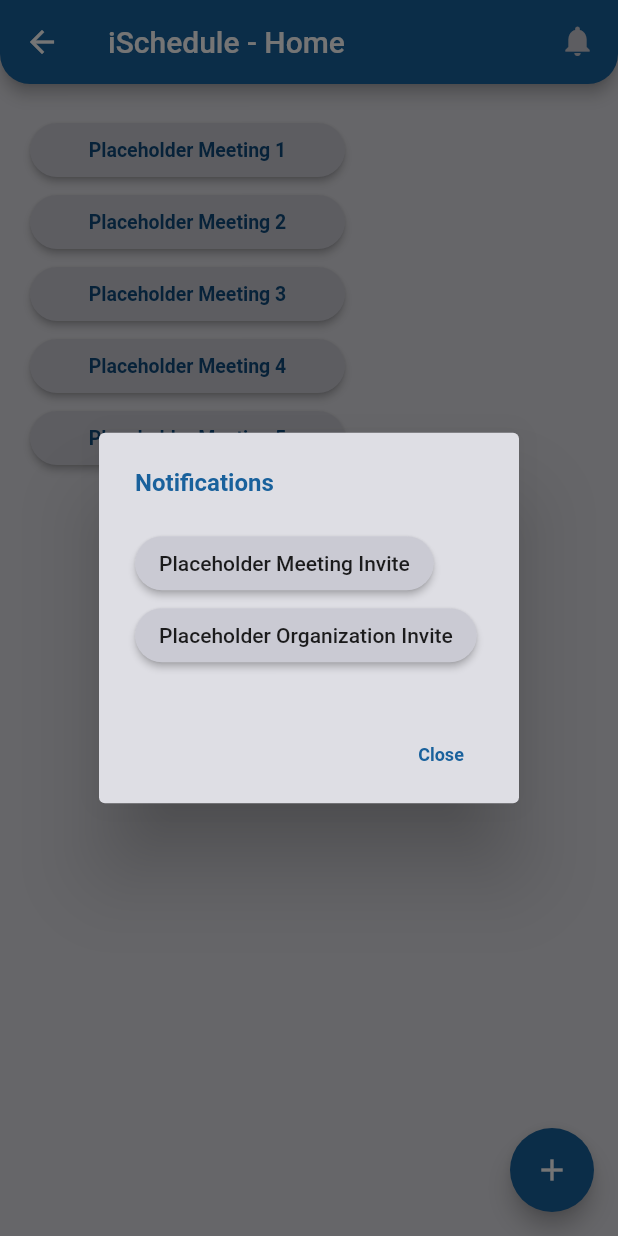
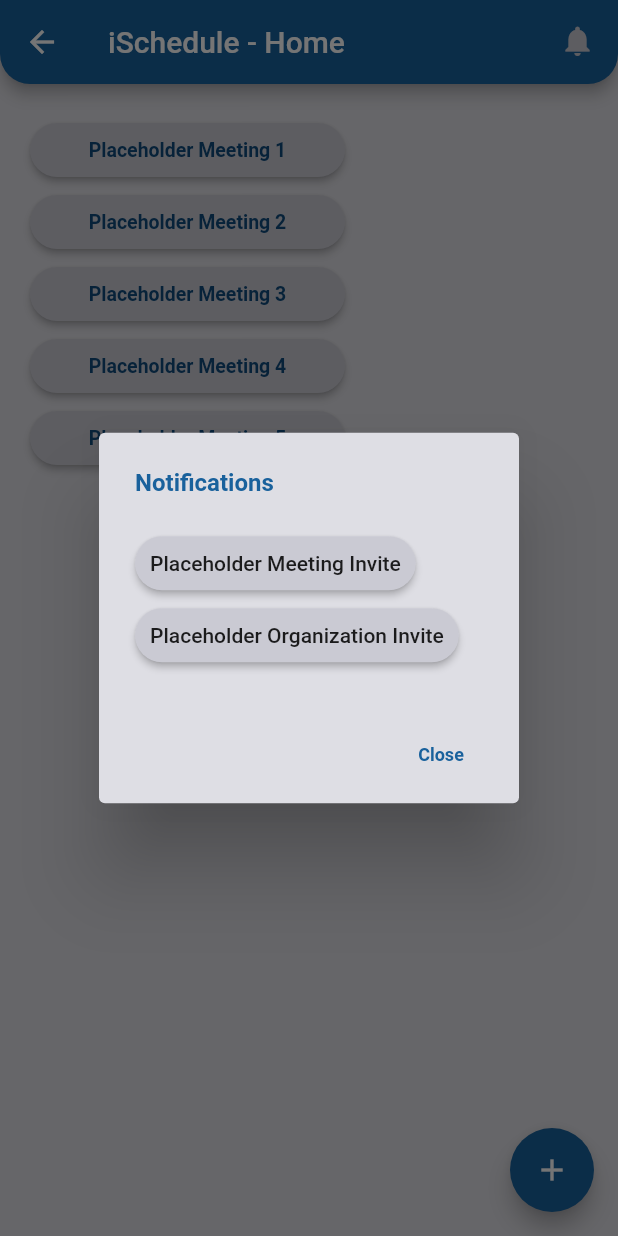
Before and after one commit to CSC4350-MW1/i-Schedule, a Flutter app: the HomePage screen opened directly, after a tap on the "notifications" icon, on a phone screen of 412 x 824 dp. Run offline on Flutter 3.47's test engine with Material 2 defaults, Android fonts, the phone set to English and light mode, and no system bars.

Commit message:
Minor Spacing & Padding Changes

```diff
--- a/i-Schedule-app/i_schedule/lib/main.dart
+++ b/i-Schedule-app/i_schedule/lib/main.dart
@@ -1,5 +1,4 @@
 import 'package:flutter/material.dart';
-
 import 'screens/LoginPage.dart';
 
 void main() {
--- a/i-Schedule-app/i_schedule/lib/screens/HomePage.dart
+++ b/i-Schedule-app/i_schedule/lib/screens/HomePage.dart
@@ -103,12 +103,14 @@ class _HomePageState extends State<HomePage> {
               shape: RoundedRectangleBorder(
                   borderRadius: BorderRadius.circular(30.0)),
               color: const Color.fromARGB(255, 202, 202, 211),
+              padding: const EdgeInsets.all(10),
               onPressed: (() {}),
               child: const Text('Placeholder Meeting Invite')),
           RaisedButton(
               shape: RoundedRectangleBorder(
                   borderRadius: BorderRadius.circular(30.0)),
               color: const Color.fromARGB(255, 202, 202, 211),
+              padding: const EdgeInsets.all(10),
               onPressed: (() {}),
               child: const Text('Placeholder Organization Invite'))
         ],
```
